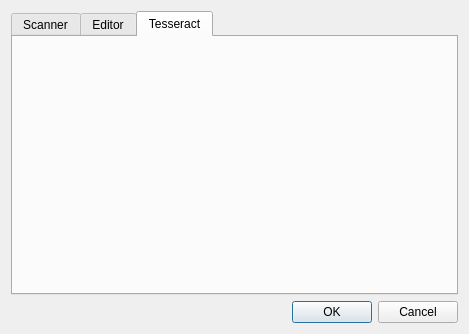
First picture: the form in ui/ui_settings.ui, repository zdenop/lector, before the edit.
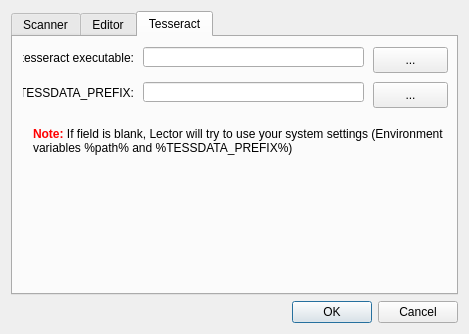
Second picture: the form after the edit. The open tabs and pages were chosen to show the change.

Commit message: implement tesseract to setting

```diff
--- a/ui/ui_settings.ui
+++ b/ui/ui_settings.ui
@@ -319,6 +319,127 @@
         <attribute name="title">
          <string>Tesseract</string>
         </attribute>
+        <widget class="QLineEdit" name="lnTessData">
+         <property name="enabled">
+          <bool>true</bool>
+         </property>
+         <property name="geometry">
+          <rect>
+           <x>130</x>
+           <y>45</y>
+           <width>221</width>
+           <height>20</height>
+          </rect>
+         </property>
+         <property name="text">
+          <string/>
+         </property>
+        </widget>
+        <widget class="QLabel" name="lblTessData">
+         <property name="geometry">
+          <rect>
+           <x>10</x>
+           <y>45</y>
+           <width>111</width>
+           <height>21</height>
+          </rect>
+         </property>
+         <property name="text">
+          <string notr="true">TESSDATA_PREFIX:</string>
+         </property>
+         <property name="alignment">
+          <set>Qt::AlignRight|Qt::AlignTrailing|Qt::AlignVCenter</set>
+         </property>
+        </widget>
+        <widget class="QPushButton" name="pbTessData">
+         <property name="enabled">
+          <bool>true</bool>
+         </property>
+         <property name="geometry">
+          <rect>
+           <x>360</x>
+           <y>45</y>
+           <width>75</width>
+           <height>26</height>
+          </rect>
+         </property>
+         <property name="text">
+          <string>...</string>
+         </property>
+        </widget>
+        <widget class="QLineEdit" name="lnTessExec">
+         <property name="enabled">
+          <bool>true</bool>
+         </property>
+         <property name="geometry">
+          <rect>
+           <x>130</x>
+           <y>10</y>
+           <width>221</width>
+           <height>20</height>
+          </rect>
+         </property>
+         <property name="text">
+          <string notr="true"/>
+         </property>
+        </widget>
+        <widget class="QLabel" name="lblTessExec">
+         <property name="geometry">
+          <rect>
+           <x>10</x>
+           <y>10</y>
+           <width>111</width>
+           <height>21</height>
+          </rect>
+         </property>
+         <property name="text">
+          <string notr="true">tesseract executable:</string>
+         </property>
+         <property name="alignment">
+          <set>Qt::AlignRight|Qt::AlignTrailing|Qt::AlignVCenter</set>
+         </property>
+        </widget>
+        <widget class="QPushButton" name="pbTessExec">
+         <property name="enabled">
+          <bool>true</bool>
+         </property>
+         <property name="geometry">
+          <rect>
+           <x>360</x>
+           <y>10</y>
+           <width>75</width>
+           <height>26</height>
+          </rect>
+         </property>
+         <property name="baseSize">
+          <size>
+           <width>75</width>
+           <height>26</height>
+          </size>
+         </property>
+         <property name="text">
+          <string>...</string>
+         </property>
+        </widget>
+        <widget class="QLabel" name="lblNote">
+         <property name="geometry">
+          <rect>
+           <x>20</x>
+           <y>90</y>
+           <width>411</width>
+           <height>91</height>
+          </rect>
+         </property>
+         <property name="text">
+          <string>&lt;html&gt;&lt;head/&gt;&lt;body&gt;&lt;p&gt;&lt;span style=&quot; font-weight:600; color:#ff0000;&quot;&gt;Note:&lt;/span&gt; If field is blank, Lector will try to use your system settings (Environment variables %path% and %TESSDATA_PREFIX%)&lt;/p&gt;&lt;/body&gt;&lt;/html&gt;</string>
+         </property>
+         <property name="alignment">
+          <set>Qt::AlignLeading|Qt::AlignLeft|Qt::AlignTop</set>
+         </property>
+         <property name="wordWrap">
+          <bool>true</bool>
+         </property>
+        </widget>
        </widget>
       </widget>
      </item>
```
Left out of the diff: 2 changed lines with no effect on the pictures. The commit also changes 4 other files.
